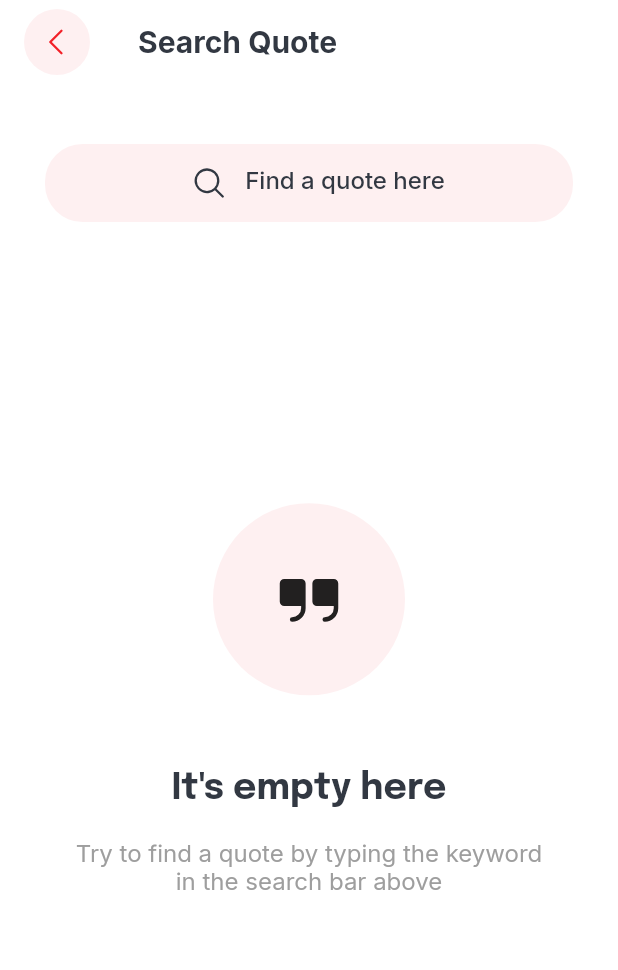
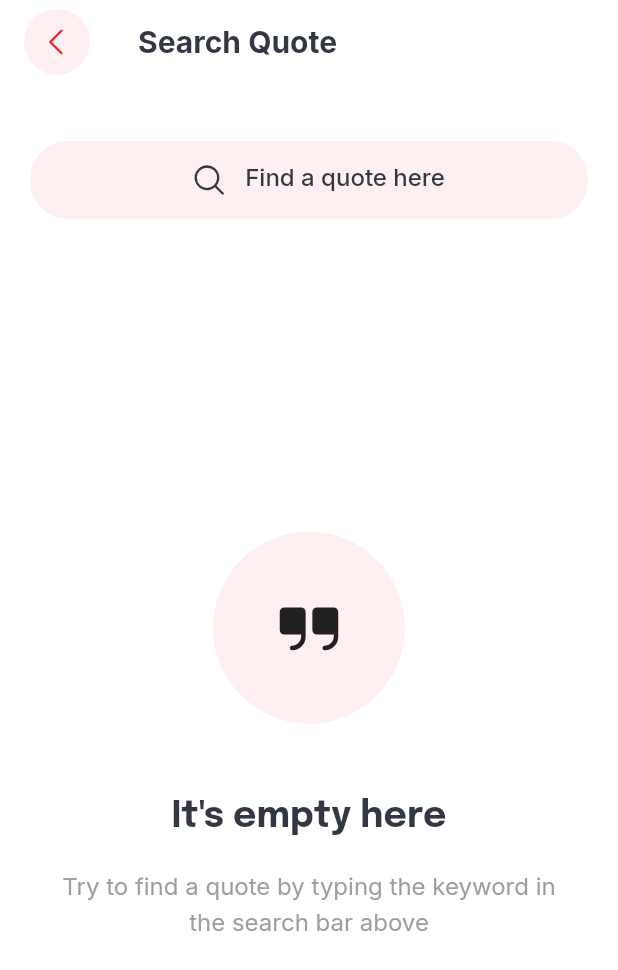
Before and after one commit to sahibul-nf/quotes_app, a Flutter app: the SearchPage screen opened directly, on a phone screen of 412 x 824 dp. Shown: the top 970 px of the screen. Run offline on Flutter 3.47's test engine with Material 2 defaults, Android fonts, the phone set to English and light mode, and no system bars; our stand-ins replace auto_size_text, dot_navigation_bar, dotted_decoration, flutter_dotenv, flutter_riverpod, flutter_secure_storage and 5 more; missing offline and left inert: fast_color_picker, flutter_font_picker, flutter_web_frame, staggered_grid_view_flutter; accounts and stored records are empty.

Commit message:
update search page template

```diff
--- a/lib/views/templates/search_page_template.dart
+++ b/lib/views/templates/search_page_template.dart
@@ -23,16 +23,9 @@ class SearchPage extends StatelessWidget {
           "Search Quote",
           style: MyTypography.h3,
         ),
-      ),
-      body: Padding(
-        padding: const EdgeInsets.symmetric(
-          horizontal: 30,
-          vertical: 40,
-        ),
-        child: Column(
-          children: [
-            // Search bar
-            Container(
+        bottom: PreferredSize(
+          preferredSize: const Size.fromHeight(100),
+          child: Container(
             height: 52,
             padding: const EdgeInsets.symmetric(
               horizontal: 16.0,
@@ -41,6 +34,11 @@ class SearchPage extends StatelessWidget {
             decoration: BoxDecoration(
               color: MyColors.secondary,
               borderRadius: BorderRadius.circular(25),
+            ),
+            margin: const EdgeInsets.only(
+              bottom: 10,
+              left: 20,
+              right: 20,
             ),
             child: Center(
               child: IntrinsicWidth(
@@ -57,15 +55,16 @@ class SearchPage extends StatelessWidget {
                       color: MyColors.black,
                     ),
                   ),
+                  onChanged: (value) {},
                 ),
               ),
             ),
           ),
-
-            Expanded(
-              child: Padding(
+        ),
+      ),
+      body: Padding(
         padding: const EdgeInsets.symmetric(
-                  horizontal: 20,
+          horizontal: 40,
         ),
         child: Column(
           mainAxisAlignment: MainAxisAlignment.center,
@@ -92,16 +91,13 @@ class SearchPage extends StatelessWidget {
               style: MyTypography.body1.copyWith(
                 fontWeight: FontWeight.w400,
                 color: Colors.grey,
+                height: 1.5,
               ),
               textAlign: TextAlign.center,
             ),
           ],
         ),
       ),
-            )
-          ],
-        ),
-      ),
     );
   }
 }
```
Lines whose indentation alone changed are shown as unchanged.
